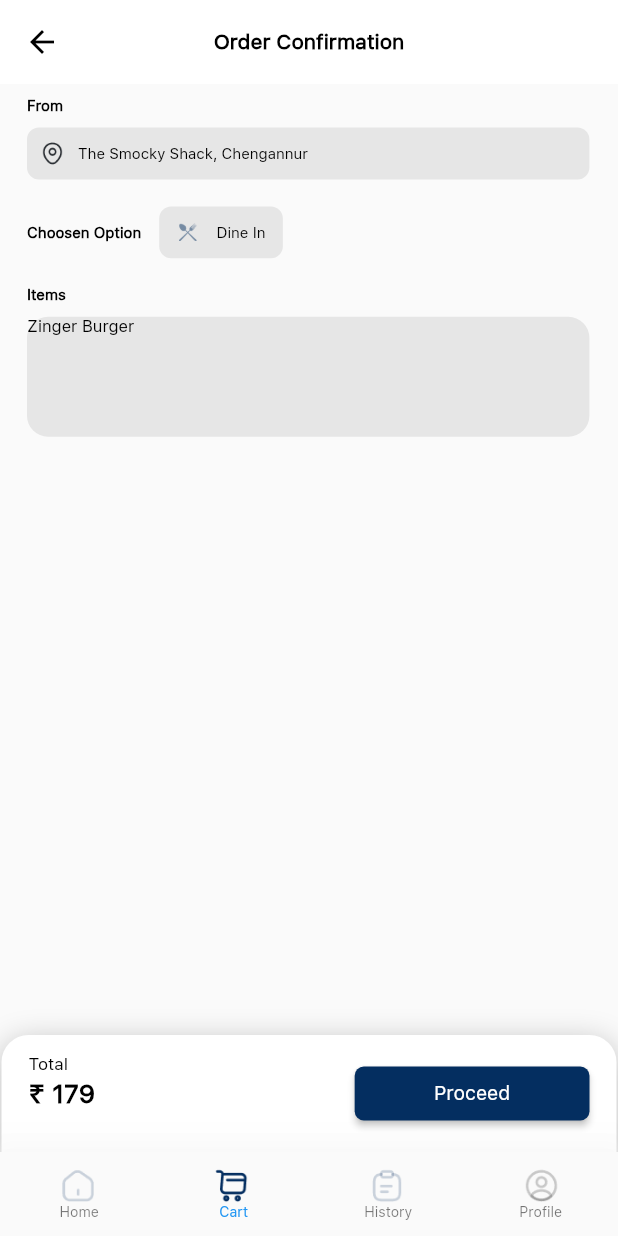
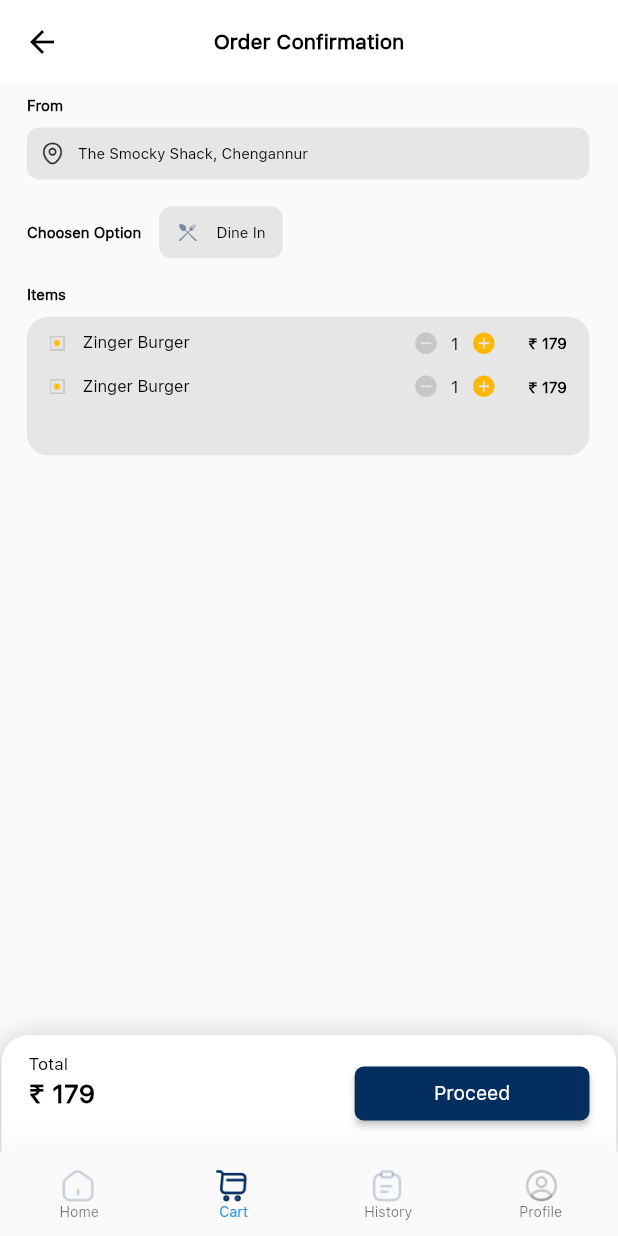
Before and after one commit to jyothir10/eatplek, a Flutter app: the screen it shows after launch, on a phone screen of 412 x 824 dp. Run offline on Flutter 3.47's test engine with Material 2 defaults, Android fonts, the phone set to English and light mode, and no system bars; our stand-ins replace dotted_line, easy_splash_screen, flutter_styled_toast, flutter_svg, pin_code_fields, toast.

Commit message:
Order Screen

```diff
--- a/lib/Screens/OrderScreen.dart
+++ b/lib/Screens/OrderScreen.dart
@@ -11,10 +11,12 @@ class OrderScreen extends StatefulWidget {
 }
 
 class _OrderScreenState extends State<OrderScreen> {
+  int n = 2;
+  //todo:update n as no:of orders
   @override
   Widget build(BuildContext context) {
     return Scaffold(
-      bottomNavigationBar: BottomBar(
+      bottomNavigationBar: const BottomBar(
         index: 1,
       ),
       appBar: AppBar(
@@ -44,7 +46,8 @@ class _OrderScreenState extends State<OrderScreen> {
           mainAxisAlignment: MainAxisAlignment.spaceBetween,
           crossAxisAlignment: CrossAxisAlignment.start,
           children: [
-            Padding(
+            SingleChildScrollView(
+              child: Padding(
                 padding: const EdgeInsets.only(left: 18, top: 8),
                 child: Column(
                   children: [
@@ -168,33 +171,35 @@ class _OrderScreenState extends State<OrderScreen> {
                       mainAxisAlignment: MainAxisAlignment.start,
                       children: [
                         Container(
-                        height: MediaQuery.of(context).size.height * .097,
+                          height: MediaQuery.of(context).size.height * .056 * n,
                           width: MediaQuery.of(context).size.width * .91,
                           decoration: BoxDecoration(
                             color: Color(0xd1e1e1e1),
                             borderRadius: BorderRadius.circular(14),
                           ),
+                          child: Padding(
+                            padding: const EdgeInsets.symmetric(
+                                horizontal: 15, vertical: 9),
                             child: Column(
                               children: [
-                            Row(
-                              children: [
-                                Text(
-                                  'Zinger Burger',
-                                  style: TextStyle(
-                                    color: Colors.black,
-                                    fontSize: 11,
-                                    fontFamily: 'SFUIText',
-                                    fontWeight: FontWeight.w500,
+                                OrderSummary(
+                                    name: "Zinger Burger",
+                                    count: 1,
+                                    price: "179",
+                                    img: "images/order_index.png"),
+                                OrderSummary(
+                                    name: "Zinger Burger",
+                                    count: 1,
+                                    price: "179",
+                                    img: "images/order_index.png"),
+                              ],
                             ),
-                                ),
-                              ],
-                            )
-                          ],
                           ),
                         ),
                       ],
                     ),
                   ],
+                ),
               ),
             ),
             Container(
@@ -266,3 +271,110 @@ class _OrderScreenState extends State<OrderScreen> {
     );
   }
 }
+
+class OrderSummary extends StatefulWidget {
+  int count;
+  String name;
+  String price;
+  String img;
+
+  OrderSummary(
+      {Key? key,
+      required this.name,
+      required this.count,
+      required this.price,
+      required this.img})
+      : super(key: key);
+
+  @override
+  State<OrderSummary> createState() => _OrderSummaryState();
+}
+
+class _OrderSummaryState extends State<OrderSummary> {
+  @override
+  Widget build(BuildContext context) {
+    return Padding(
+      padding: const EdgeInsets.only(bottom: 12),
+      child: Row(
+        mainAxisAlignment: MainAxisAlignment.spaceBetween,
+        children: [
+          Row(
+            children: [
+              Padding(
+                padding: const EdgeInsets.only(right: 12),
+                child: Image.asset(widget.img),
+              ),
+              Text(
+                widget.name,
+                style: TextStyle(
+                  color: Colors.black,
+                  fontSize: 11,
+                  fontFamily: 'SFUIText',
+                  fontWeight: FontWeight.w500,
+                ),
+              ),
+            ],
+          ),
+          Row(
+            children: [
+              Padding(
+                padding: const EdgeInsets.only(right: 21),
+                child: Row(
+                  children: [
+                    InkWell(
+                      onTap: () {
+                        setState(() {
+                          if (widget.count > 0) {
+                            widget.count--;
+                          }
+                        });
+                      },
+                      child: const Icon(
+                        Icons.remove_circle,
+                        color: Color(0xffc7c7c7),
+                        size: 17,
+                      ),
+                    ),
+                    Padding(
+                      padding: const EdgeInsets.symmetric(horizontal: 5),
+                      child: Text(
+                        " ${widget.count} ",
+                        style: const TextStyle(
+                          color: Colors.black,
+                          fontSize: 11.076922416687012,
+                          fontFamily: 'SFUIText',
+                          fontWeight: FontWeight.w500,
+                        ),
+                      ),
+                    ),
+                    InkWell(
+                      onTap: () {
+                        setState(() {
+                          widget.count++;
+                        });
+                      },
+                      child: const Icon(
+                        Icons.add_circle,
+                        color: Color(0xffffb800),
+                        size: 17,
+                      ),
+                    ),
+                  ],
+                ),
+              ),
+              Text(
+                '₹ ${widget.price}',
+                style: TextStyle(
+                  color: Colors.black,
+                  fontSize: 10,
+                  fontFamily: 'SFUIText',
+                  fontWeight: FontWeight.w600,
+                ),
+              ),
+            ],
+          ),
+        ],
+      ),
+    );
+  }
+}
```
Also changed, not shown: images/order_index.png (added). Lines whose indentation alone changed are shown as unchanged.
